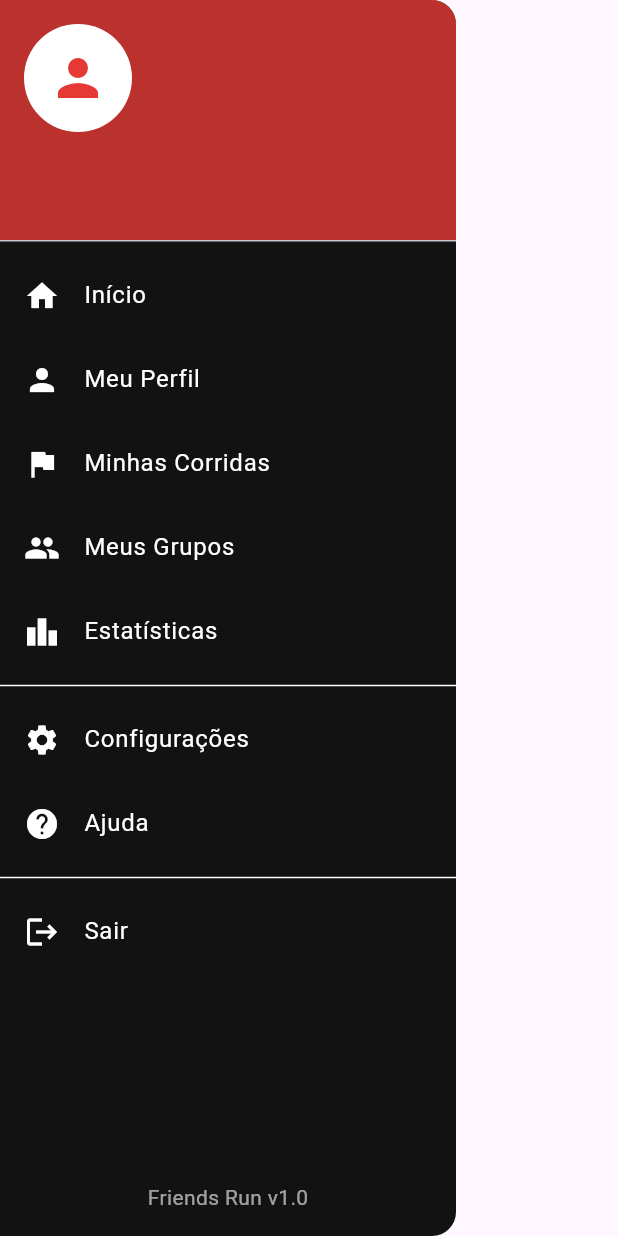
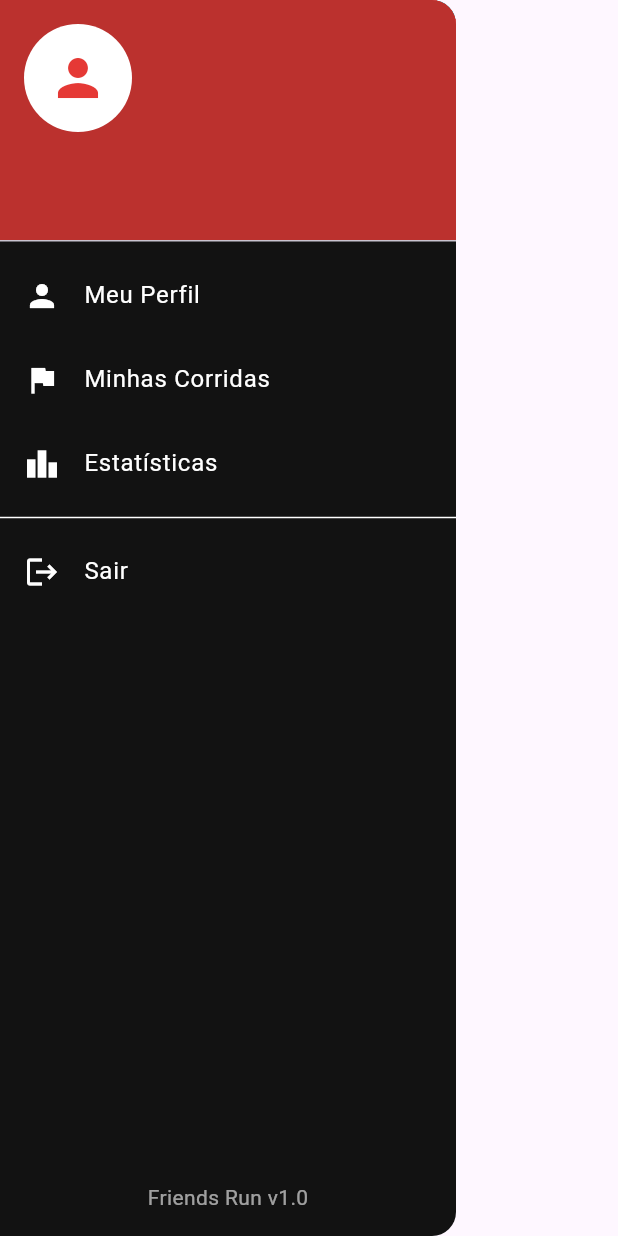
Before and after one commit to FabioGMedeiros/friends-run-app, a Flutter app: the HomeDrawer widget shown alone on an empty page, opened directly, on a phone screen of 412 x 824 dp. Run offline on Flutter 3.47's test engine with Material 3 defaults, Android fonts, the phone set to English and light mode, and no system bars; our stand-ins replace cached_network_image, cloud_firestore, connectivity_plus, firebase_auth, firebase_core, firebase_storage and 6 more; accounts and stored records are empty.

Commit message:
Update home_drawer.dart

```diff
--- a/friends_run/lib/views/home/widgets/home_drawer.dart
+++ b/friends_run/lib/views/home/widgets/home_drawer.dart
@@ -108,11 +108,6 @@ class HomeDrawer extends ConsumerWidget {
               padding: EdgeInsets.zero,
               children: [
                 _buildDrawerItem(
-                  icon: Icons.home,
-                  title: 'Início',
-                  onTap: () => Navigator.pop(context),
-                ),
-                _buildDrawerItem(
                   icon: Icons.person,
                   title: 'Meu Perfil',
                   onTap: () {
@@ -132,36 +127,11 @@ class HomeDrawer extends ConsumerWidget {
                   },
                 ),
                 _buildDrawerItem(
-                  icon: Icons.group,
-                  title: 'Meus Grupos',
-                  onTap: () {
-                    Navigator.pop(context);
-                    Navigator.pushNamed(context, '/groups');
-                  },
-                ),
-                _buildDrawerItem(
                   icon: Icons.leaderboard,
                   title: 'Estatísticas',
                   onTap: () {
                     Navigator.pop(context);
                     Navigator.pushNamed(context, '/stats');
-                  },
-                ),
-                const Divider(color: AppColors.white),
-                _buildDrawerItem(
-                  icon: Icons.settings,
-                  title: 'Configurações',
-                  onTap: () {
-                    Navigator.pop(context);
-                    Navigator.pushNamed(context, '/settings');
-                  },
-                ),
-                _buildDrawerItem(
-                  icon: Icons.help,
-                  title: 'Ajuda',
-                  onTap: () {
-                    Navigator.pop(context);
-                    Navigator.pushNamed(context, '/help');
                   },
                 ),
                 const Divider(color: AppColors.white),
```
